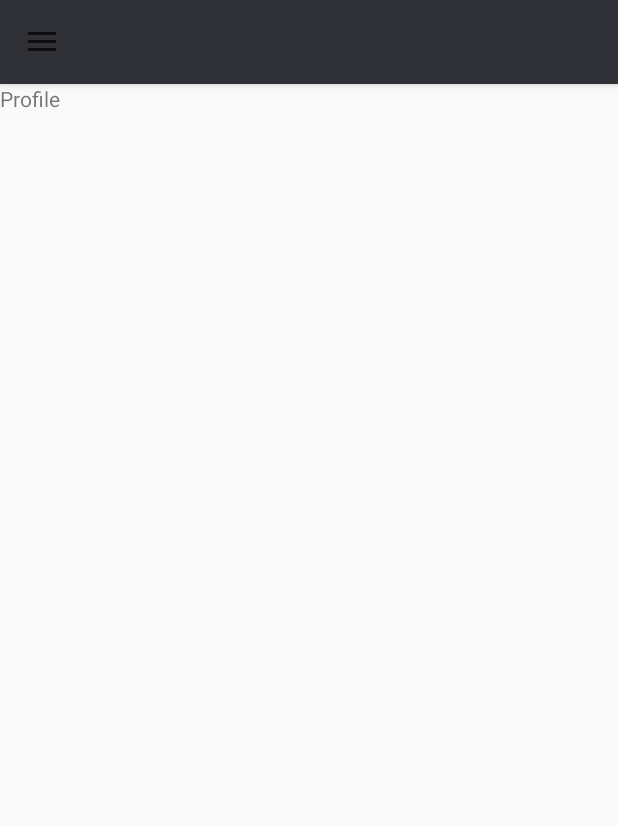
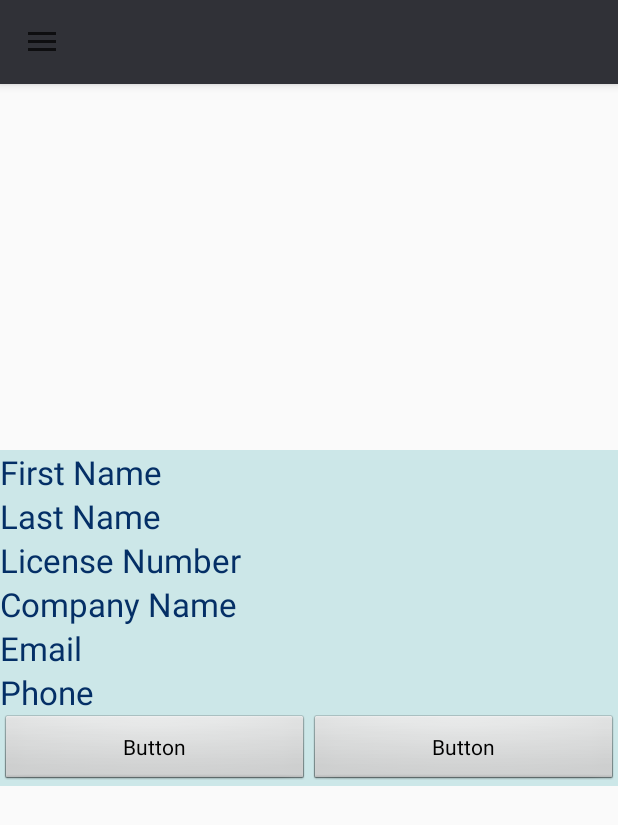
Before and after one commit to foundationsapp/Foundations, an Android app: the fragment ProfileFragment placed in its activity, on a phone screen of 412 x 824 dp. Shown: the top 825 px of the screen. Run offline under Robolectric (Android 15) with nearby library versions, the phone set to English and light mode, and no system bars; our stand-ins replace Room's generated code; 8 statements that could not run were skipped.

Commit message:
profile pop up with fragment window 2 button won't work yet

```diff
--- a/app/src/main/AndroidManifest.xml
+++ b/app/src/main/AndroidManifest.xml
@@ -6,7 +6,7 @@
     <uses-permission android:name="android.permission.WRITE_EXTERNAL_STORAGE" />
 
     <application
-        android:allowBackup="true"
+        android:allowBackup="false"
         android:icon="@mipmap/ic_launcher"
         android:label=" "
         android:requestLegacyExternalStorage="true"
@@ -35,6 +35,6 @@
     </application>
     <uses-permission android:name="android.permission.CAMERA"/>
     <uses-permission android:name="android.permission.READ_EXTERNAL_STORAGE"/>
-    <uses-permission android:name="android.permission.WRITE_EXTERNAL_STORAGE"/>
+
 
 </manifest>
--- a/app/src/main/java/com/example/foundations/MainActivity.java
+++ b/app/src/main/java/com/example/foundations/MainActivity.java
@@ -21,6 +21,10 @@ public class MainActivity extends AppCompatActivity implements SetProfileHandler
 
     private static final String TAG = MainActivity.class.getSimpleName();
     private Profile currentProfile;
+    //ProfileFragment profileFragment = new ProfileFragment();
+    String lName, fName, License, Company, email, phone;
+
+
 
     @Override
     protected void onCreate(Bundle savedInstanceState) {
@@ -32,6 +36,7 @@ public class MainActivity extends AppCompatActivity implements SetProfileHandler
         profileRecyclerView.setLayoutManager(new LinearLayoutManager(this));
         MainViewModel mainViewModel = new ViewModelProvider((ViewModelStoreOwner) this).get(MainViewModel.class);
         mainViewModel.getAllProfiles().observe(this, profileAdapter::setProfiles);
+
 
     }
 
--- a/app/src/main/java/com/example/foundations/ProfileAdapter.java
+++ b/app/src/main/java/com/example/foundations/ProfileAdapter.java
@@ -16,6 +16,9 @@ import android.widget.Toast;
 import androidx.annotation.NonNull;
 
 import androidx.appcompat.app.AlertDialog;
+import androidx.appcompat.app.AppCompatActivity;
+import androidx.fragment.app.FragmentManager;
+import androidx.fragment.app.FragmentTransaction;
 import androidx.recyclerview.widget.RecyclerView;
 
 import java.util.List;
@@ -29,6 +32,9 @@ public class ProfileAdapter extends RecyclerView.Adapter<ProfileAdapter.ProfileV
     private SetProfileHandler profileHandler;
     private Context mContext;
     int selectedProfile = -1;
+    int item;
+
+
 
     static class ProfileViewHolder extends RecyclerView.ViewHolder {
 
@@ -56,6 +62,7 @@ public class ProfileAdapter extends RecyclerView.Adapter<ProfileAdapter.ProfileV
 
     @Override
     public void onBindViewHolder(@NonNull ProfileViewHolder holder, int position) {
+
         if (selectedProfile==position){
             holder.profileItemView.setBackgroundColor(Color.parseColor("#ffff00"));
         }
@@ -65,17 +72,42 @@ public class ProfileAdapter extends RecyclerView.Adapter<ProfileAdapter.ProfileV
 
         if (profiles != null) {
             Profile current = profiles.get(position);
+
             holder.profileItemView.setText(current.getFullName());
             holder.profileItemView.setOnClickListener(new View.OnClickListener() {
                 @Override
-                public void onClick(View v) {
-                    selectedProfile=position;
+                public void onClick(View view) {
+
+                    selectedProfile = position;
                     profileHandler.setCurrentProfile(current);
                     notifyDataSetChanged();
+                    //item = current.getProfileId();
+                    //System.out.println(item);
+                    MainActivity activity =(MainActivity) view.getContext();
+                    ProfileFragment profileFragment = new ProfileFragment();
+
+                    FragmentManager manager = activity.getSupportFragmentManager();
+
+                    profileFragment.show(manager, "test");
+
+
+                    activity.lName = current.getLastName();
+                    activity.fName = current.getFirstName();
+                    activity.License = current.getLicenseNumber();
+                    activity.Company = current.getCompanyName();
+                    activity.email = current.getEmail();
+                    activity.phone = current.getPhone();
+
+                    manager.popBackStack();
+
+                    //Toast.makeText(mContext,"selected"+ current.getFullName(),Toast.LENGTH_LONG).show();
                 }
             });
         }
     }
+
+
+
 
     @Override
     public int getItemCount() {
--- a/app/src/main/java/com/example/foundations/ProfileFragment.java
+++ b/app/src/main/java/com/example/foundations/ProfileFragment.java
@@ -1,25 +1,57 @@
 package com.example.foundations;
 
+import android.app.Dialog;
 import android.os.Bundle;
 
+import androidx.annotation.NonNull;
+import androidx.annotation.Nullable;
+import androidx.appcompat.app.AlertDialog;
+import androidx.fragment.app.DialogFragment;
 import androidx.fragment.app.Fragment;
 
 import android.view.LayoutInflater;
 import android.view.View;
 import android.view.ViewGroup;
+import android.view.WindowManager;
+import android.widget.TextView;
 
-public class ProfileFragment extends Fragment {
-
+public class ProfileFragment extends DialogFragment{
+    TextView fName,lName,lnumber, companyname, Email, phone;
 
     public ProfileFragment() {
         // Required empty public constructor
     }
 
 
+
     @Override
     public View onCreateView(LayoutInflater inflater, ViewGroup container,
                              Bundle savedInstanceState) {
         // Inflate the layout for this fragment
-        return inflater.inflate(R.layout.fragment_profile, container, false);
+        View view = inflater.inflate(R.layout.fragment_profile, container, false);
+
+        fName = (TextView)view.findViewById(R.id.firstnameFrag);
+        lName = (TextView)view.findViewById(R.id.lastnameFrag);
+        lnumber = (TextView)view.findViewById(R.id.licenseNumberFrag);
+        companyname = (TextView)view.findViewById(R.id.companyFrag);
+        Email = (TextView)view.findViewById(R.id.emailFrag);
+        phone = (TextView)view.findViewById(R.id.phoneFrag);
+
+        MainActivity activity =(MainActivity)getActivity();
+        fName.setText(activity.fName);
+        lName.setText(activity.lName);
+        lnumber.setText(activity.License);
+        companyname.setText(activity.Company);
+        Email.setText(activity.email);
+        phone.setText(activity.phone);
+
+
+        return view;
+    }
+
+    @Override
+    public void onCreate(@Nullable Bundle savedInstanceState) {
+        super.onCreate(savedInstanceState);
+        setStyle(DialogFragment.STYLE_NO_FRAME, R.style.Fragmentstyle);
     }
 }
--- a/app/src/main/res/layout/fragment_profile.xml
+++ b/app/src/main/res/layout/fragment_profile.xml
@@ -1,14 +1,87 @@
 <?xml version="1.0" encoding="utf-8"?>
-<FrameLayout xmlns:android="http://schemas.android.com/apk/res/android"
+<LinearLayout xmlns:android="http://schemas.android.com/apk/res/android"
+    xmlns:app="http://schemas.android.com/apk/res-auto"
+    android:id="@+id/profileFragment"
     xmlns:tools="http://schemas.android.com/tools"
-    android:layout_width="match_parent"
-    android:layout_height="match_parent"
+    android:layout_width="wrap_content"
+    android:layout_height="wrap_content"
+    android:background="@color/profilefragbackfround"
+
+    android:orientation="vertical"
     tools:context=".ProfileFragment">
 
-    <!-- TODO: Update blank fragment layout -->
+    <ImageView
+        android:id="@+id/imageView"
+        android:layout_width="match_parent"
+        android:layout_height="wrap_content"
+        tools:src="@tools:sample/avatars" />
+
     <TextView
+        android:id="@+id/firstnameFrag"
+        android:layout_width="match_parent"
+        android:layout_height="wrap_content"
+        android:text="@string/first_name"
+        android:textColor="@color/profilefragletter"
+        android:textAppearance="@style/TextAppearance.AppCompat.Large" />
+
+    <TextView
+        android:id="@+id/lastnameFrag"
+        android:layout_width="match_parent"
+        android:layout_height="wrap_content"
+        android:text="@string/last_name"
+        android:textColor="@color/profilefragletter"
+        android:textAppearance="@style/TextAppearance.AppCompat.Large" />
+
+    <TextView
+        android:id="@+id/licenseNumberFrag"
+        android:layout_width="match_parent"
+        android:layout_height="wrap_content"
+        android:text="@string/license_number"
+        android:textColor="@color/profilefragletter"
+        android:textAppearance="@style/TextAppearance.AppCompat.Large" />
+
+    <TextView
+        android:id="@+id/companyFrag"
+        android:layout_width="match_parent"
+        android:layout_height="wrap_content"
+        android:textColor="@color/profilefragletter"
+        android:text="@string/company_name"
+        android:textAppearance="@style/TextAppearance.AppCompat.Large" />
+
+    <TextView
+        android:id="@+id/emailFrag"
+        android:textColor="@color/profilefragletter"
+        android:layout_width="match_parent"
+        android:layout_height="wrap_content"
+        android:text="@string/email"
+        android:textAppearance="@style/TextAppearance.AppCompat.Large" />
+
+    <TextView
+        android:id="@+id/phoneFrag"
+        android:layout_width="match_parent"
+        android:layout_height="wrap_content"
+        android:text="@string/phone"
+        android:textColor="@color/profilefragletter"
+        android:textAppearance="@style/TextAppearance.AppCompat.Large" />
+
+    <LinearLayout
         android:layout_width="match_parent"
         android:layout_height="match_parent"
-        android:text="@string/profile" />
+        android:orientation="horizontal">
 
-</FrameLayout>
+        <Button
+            android:id="@+id/button"
+            android:layout_width="wrap_content"
+            android:layout_height="wrap_content"
+            android:layout_weight="1"
+            android:text="Button" />
+
+        <Button
+            android:id="@+id/button2"
+            android:layout_width="wrap_content"
+            android:layout_height="wrap_content"
+            android:layout_weight="1"
+            android:text="Button" />
+    </LinearLayout>
+
+</LinearLayout>
--- a/app/src/main/res/values/colors.xml
+++ b/app/src/main/res/values/colors.xml
@@ -6,4 +6,6 @@
     <color name="background">#303137</color>
     <color name="sloganColor">#C1344085</color>
     <color name="lettersColor">#8FFFFFFF</color>
+    <color name="profilefragbackfround">#cce7e8</color>
+    <color name="profilefragletter">#042f66</color>
 </resources>
--- a/app/src/main/res/values/styles.xml
+++ b/app/src/main/res/values/styles.xml
@@ -9,6 +9,14 @@
         <item name="android:listDivider">@android:color/transparent</item>
 
     </style>
+    <style name="Fragmentstyle" parent="android:Theme.Dialog">
+        <item name="android:windowBackground">@color/background</item>
+        <item name="android:windowAnimationStyle">@null</item>
+        <item name="android:backgroundDimEnabled">false</item>
+        <item name="android:windowMinWidthMajor">100%</item>
+        <item name="android:windowMinWidthMinor">100%</item>
+        <item name="android:windowNoTitle">true</item>
+    </style>
     <style name="DrawerIcon" parent="Widget.AppCompat.DrawerArrowToggle">
         <item name="color">@color/black</item>
     </style>
```
